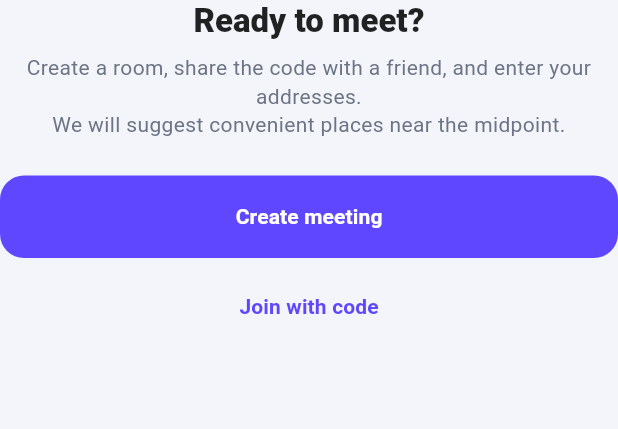
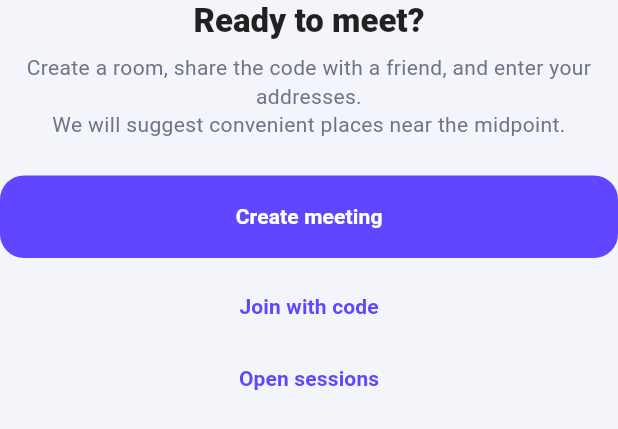
Before and after one commit to VladykoV05/date_navigation, a Flutter app: the WelcomeView widget shown alone on an empty page, opened directly with empty values, on a phone screen of 412 x 824 dp. Shown: the top 429 px of the screen. Run offline on Flutter 3.47's test engine with Material 3 defaults, Android fonts, the phone set to English and light mode, and no system bars; our stand-ins replace app_links, cloud_firestore, firebase_analytics, firebase_auth, firebase_core, firebase_crashlytics and 10 more; accounts and stored records are empty; generated files the repository leaves out were written again.

Commit message:
feat: open sessions entry point on welcome screen

```diff
--- a/lib/features/date_navigation/presentation/widgets/date_navigation_room_body_consumer_section.dart
+++ b/lib/features/date_navigation/presentation/widgets/date_navigation_room_body_consumer_section.dart
@@ -16,6 +16,7 @@ import './place_card.dart';
 import './room_control_panel.dart';
 import './scenario_summary_sheet.dart';
 import './welcome_view.dart';
+import '../pages/open_sessions_page.dart';
 
 class DateNavigationRoomBodyConsumerSection extends ConsumerWidget {
   const DateNavigationRoomBodyConsumerSection({
@@ -46,6 +47,9 @@ class DateNavigationRoomBodyConsumerSection extends ConsumerWidget {
       return WelcomeView(
         onCreateRoom: controller.createRoom,
         onJoinRoom: onShowJoinDialog,
+        onOpenSessions: () => Navigator.of(context).push(
+          MaterialPageRoute<void>(builder: (_) => const OpenSessionsPage()),
+        ),
       );
     }
     final displayCode = (view.inviteCode?.isNotEmpty ?? false)
--- a/lib/features/date_navigation/presentation/widgets/welcome_view.dart
+++ b/lib/features/date_navigation/presentation/widgets/welcome_view.dart
@@ -5,11 +5,13 @@ import '../../../../core/l10n/l10n_extensions.dart';
 class WelcomeView extends StatelessWidget {
   final VoidCallback onCreateRoom;
   final VoidCallback onJoinRoom;
+  final VoidCallback onOpenSessions;
 
   const WelcomeView({
     super.key,
     required this.onCreateRoom,
     required this.onJoinRoom,
+    required this.onOpenSessions,
   });
 
   @override
@@ -44,6 +46,10 @@ class WelcomeView extends StatelessWidget {
         ),
         const SizedBox(height: 8),
         TextButton(onPressed: onJoinRoom, child: Text(l10n.welcomeJoinByCode)),
+        TextButton(
+          onPressed: onOpenSessions,
+          child: Text(l10n.openSessionsTitle),
+        ),
       ],
     );
   }
```
